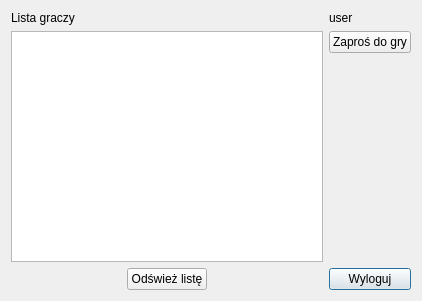
This is CheckersClientWiktor/roomwindow.ui in PennyBun/BSR-chequers-client as Qt 5 draws it before an edit. The edited form follows.
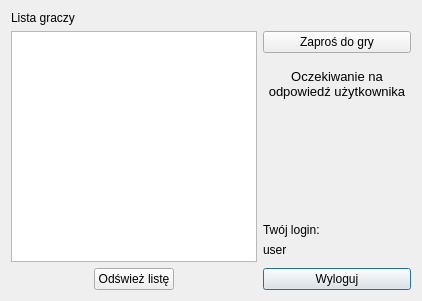
This is the edited form.

The edit to the form file:
```diff
--- a/CheckersClientWiktor/roomwindow.ui
+++ b/CheckersClientWiktor/roomwindow.ui
@@ -32,9 +32,6 @@
          </property>
         </widget>
        </item>
-       <item row="1" column="1">
-        <widget class="QListView" name="listView"/>
-       </item>
        <item row="3" column="1">
         <layout class="QHBoxLayout" name="horizontalLayout">
          <item>
@@ -81,6 +78,43 @@
            </property>
           </widget>
          </item>
+         <item>
+          <spacer name="verticalSpacer_2">
+           <property name="orientation">
+            <enum>Qt::Vertical</enum>
+           </property>
+           <property name="sizeType">
+            <enum>QSizePolicy::Minimum</enum>
+           </property>
+           <property name="sizeHint" stdset="0">
+            <size>
+             <width>10</width>
+             <height>10</height>
+            </size>
+           </property>
+          </spacer>
+         </item>
+         <item>
+          <widget class="QLabel" name="waitingLabel">
+           <property name="enabled">
+            <bool>true</bool>
+           </property>
+           <property name="font">
+            <font>
+             <pointsize>10</pointsize>
+            </font>
+           </property>
+           <property name="text">
+            <string>Oczekiwanie na odpowiedź użytkownika</string>
+           </property>
+           <property name="alignment">
+            <set>Qt::AlignCenter</set>
+           </property>
+           <property name="wordWrap">
+            <bool>true</bool>
+           </property>
+          </widget>
+         </item>
          <item>
           <spacer name="verticalSpacer">
            <property name="orientation">
@@ -94,14 +128,40 @@
            </property>
           </spacer>
          </item>
+         <item>
+          <widget class="QLabel" name="label_2">
+           <property name="text">
+            <string>Twój login:</string>
+           </property>
+          </widget>
+         </item>
+         <item>
+          <widget class="QLabel" name="userLabel">
+           <property name="text">
+            <string>user</string>
+           </property>
+          </widget>
+         </item>
+         <item>
+          <spacer name="verticalSpacer_3">
+           <property name="orientation">
+            <enum>Qt::Vertical</enum>
+           </property>
+           <property name="sizeType">
+            <enum>QSizePolicy::Minimum</enum>
+           </property>
+           <property name="sizeHint" stdset="0">
+            <size>
+             <width>20</width>
+             <height>5</height>
+            </size>
+           </property>
+          </spacer>
+         </item>
         </layout>
        </item>
-       <item row="0" column="2">
-        <widget class="QLabel" name="userLabel">
-         <property name="text">
-          <string>user</string>
-         </property>
-        </widget>
+       <item row="1" column="1">
+        <widget class="QListWidget" name="listWidget"/>
        </item>
       </layout>
      </item>
```
